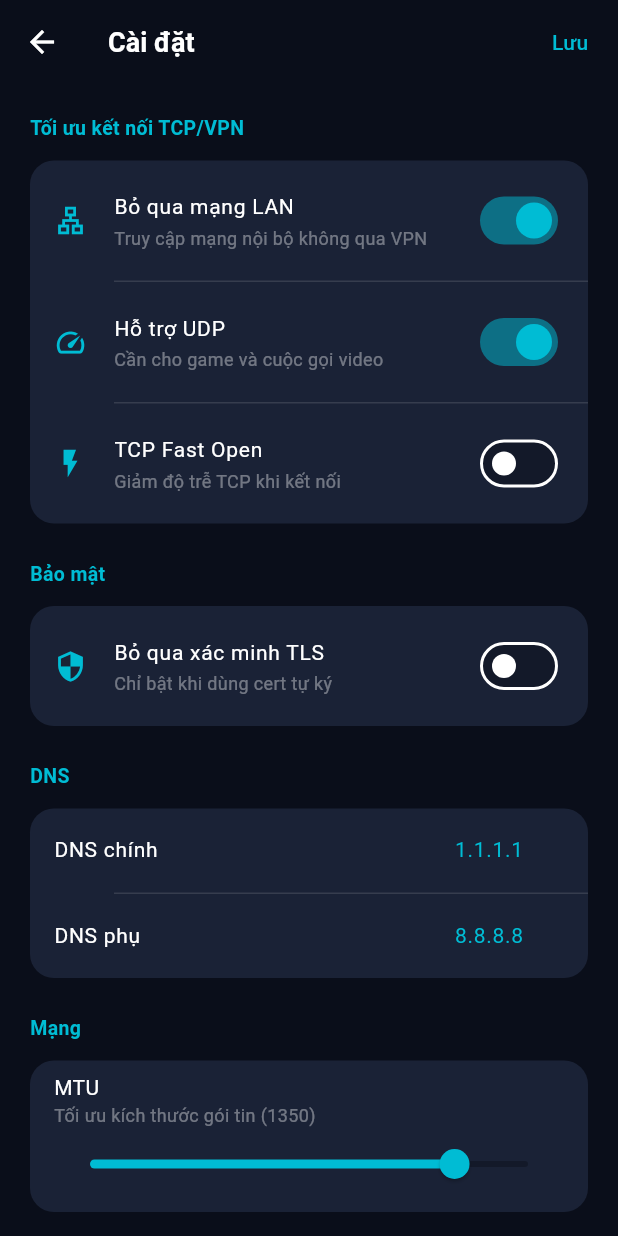
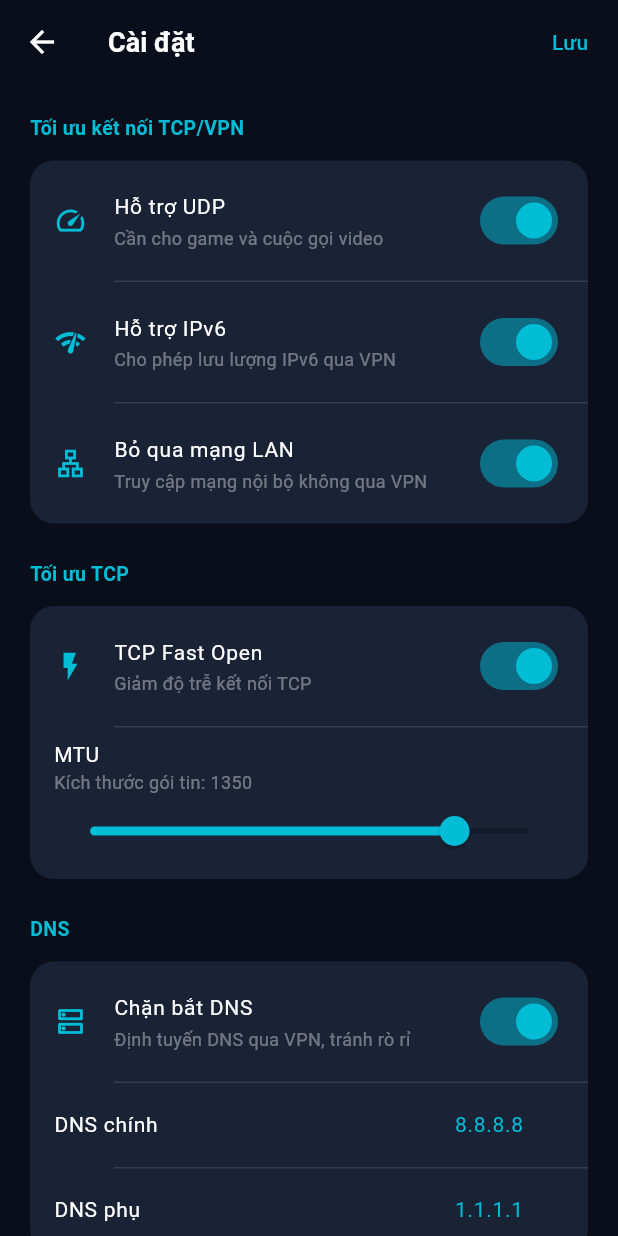
Before and after one commit to Cuong0k/apk1, a Flutter app: the SettingsScreen screen opened directly, on a phone screen of 412 x 824 dp. Run offline on Flutter 3.47's test engine with Material 3 defaults, Android fonts, the phone set to English and light mode, and no system bars; our stand-ins replace dio, shared_preferences; missing offline and left inert: flutter_v2ray; accounts and stored records are empty.

Commit message:
fix: use FlutterV2ray.parseFromURL (correct API for 1.0.10), update settings defaults and UI

```diff
--- a/lib/providers/vpn_provider.dart
+++ b/lib/providers/vpn_provider.dart
@@ -94,7 +94,7 @@ class VpnProvider extends ChangeNotifier {
       final String config;
       if (_nativeProtocols.contains(_selected!.protocol)) {
         // Dùng flutter_v2ray URL parser cho VLESS/VMess/Trojan/SS
-        final v2rayUrl = V2RayURL.parseURL(_selected!.rawUri);
+        final v2rayUrl = FlutterV2ray.parseFromURL(_selected!.rawUri);
         config = v2rayUrl.getFullConfiguration(
           proxyOnly: false,
           bypassLan: _settings['domain_bypass'] ?? true,
--- a/lib/screens/settings_screen.dart
+++ b/lib/screens/settings_screen.dart
@@ -60,14 +60,6 @@ class _SettingsScreenState extends State<SettingsScreen> {
             child: Column(
               children: [
                 _SwitchTile(
-                  title: 'Bỏ qua mạng LAN',
-                  subtitle: 'Truy cập mạng nội bộ không qua VPN',
-                  icon: Icons.lan_outlined,
-                  value: _settings['domain_bypass'] ?? true,
-                  onChanged: (v) => setState(() => _settings['domain_bypass'] = v),
-                ),
-                _Divider(),
-                _SwitchTile(
                   title: 'Hỗ trợ UDP',
                   subtitle: 'Cần cho game và cuộc gọi video',
                   icon: Icons.speed_outlined,
@@ -76,27 +68,45 @@ class _SettingsScreenState extends State<SettingsScreen> {
                 ),
                 _Divider(),
                 _SwitchTile(
-                  title: 'TCP Fast Open',
-                  subtitle: 'Giảm độ trễ TCP khi kết nối',
-                  icon: Icons.flash_on_outlined,
-                  value: _settings['tcp_fast_open'] ?? false,
-                  onChanged: (v) => setState(() => _settings['tcp_fast_open'] = v),
+                  title: 'Hỗ trợ IPv6',
+                  subtitle: 'Cho phép lưu lượng IPv6 qua VPN',
+                  icon: Icons.network_check_outlined,
+                  value: _settings['ipv6_enabled'] ?? true,
+                  onChanged: (v) => setState(() => _settings['ipv6_enabled'] = v),
+                ),
+                _Divider(),
+                _SwitchTile(
+                  title: 'Bỏ qua mạng LAN',
+                  subtitle: 'Truy cập mạng nội bộ không qua VPN',
+                  icon: Icons.lan_outlined,
+                  value: _settings['domain_bypass'] ?? true,
+                  onChanged: (v) => setState(() => _settings['domain_bypass'] = v),
                 ),
               ],
             ),
           ),
 
           const SizedBox(height: 16),
-          _SectionHeader('Bảo mật'),
+          _SectionHeader('Tối ưu TCP'),
           Card(
             child: Column(
               children: [
                 _SwitchTile(
-                  title: 'Bỏ qua xác minh TLS',
-                  subtitle: 'Chỉ bật khi dùng cert tự ký',
-                  icon: Icons.security_outlined,
-                  value: _settings['allow_insecure'] ?? false,
-                  onChanged: (v) => setState(() => _settings['allow_insecure'] = v),
+                  title: 'TCP Fast Open',
+                  subtitle: 'Giảm độ trễ kết nối TCP',
+                  icon: Icons.flash_on_outlined,
+                  value: _settings['tcp_fast_open'] ?? true,
+                  onChanged: (v) => setState(() => _settings['tcp_fast_open'] = v),
+                ),
+                _Divider(),
+                _SliderTile(
+                  title: 'MTU',
+                  subtitle: 'Kích thước gói tin: ${_settings['mtu'] ?? 1350}',
+                  value: (_settings['mtu'] ?? 1350).toDouble(),
+                  min: 576,
+                  max: 1500,
+                  divisions: 92,
+                  onChanged: (v) => setState(() => _settings['mtu'] = v.round()),
                 ),
               ],
             ),
@@ -107,15 +117,23 @@ class _SettingsScreenState extends State<SettingsScreen> {
           Card(
             child: Column(
               children: [
+                _SwitchTile(
+                  title: 'Chặn bắt DNS',
+                  subtitle: 'Định tuyến DNS qua VPN, tránh rò rỉ',
+                  icon: Icons.dns_outlined,
+                  value: _settings['dns_hijack'] ?? true,
+                  onChanged: (v) => setState(() => _settings['dns_hijack'] = v),
+                ),
+                _Divider(),
                 _TextTile(
                   title: 'DNS chính',
-                  value: _settings['dns_primary'] ?? '1.1.1.1',
+                  value: _settings['dns_primary'] ?? '8.8.8.8',
                   onChanged: (v) => setState(() => _settings['dns_primary'] = v),
                 ),
                 _Divider(),
                 _TextTile(
                   title: 'DNS phụ',
-                  value: _settings['dns_secondary'] ?? '8.8.8.8',
+                  value: _settings['dns_secondary'] ?? '1.1.1.1',
                   onChanged: (v) => setState(() => _settings['dns_secondary'] = v),
                 ),
               ],
@@ -123,16 +141,14 @@ class _SettingsScreenState extends State<SettingsScreen> {
           ),
 
           const SizedBox(height: 16),
-          _SectionHeader('Mạng'),
+          _SectionHeader('Bảo mật'),
           Card(
-            child: _SliderTile(
-              title: 'MTU',
-              subtitle: 'Tối ưu kích thước gói tin (${_settings['mtu'] ?? 1350})',
-              value: (_settings['mtu'] ?? 1350).toDouble(),
-              min: 576,
-              max: 1500,
-              divisions: 92,
-              onChanged: (v) => setState(() => _settings['mtu'] = v.round()),
+            child: _SwitchTile(
+              title: 'Bỏ qua xác minh TLS',
+              subtitle: 'Chỉ bật khi dùng cert tự ký',
+              icon: Icons.security_outlined,
+              value: _settings['allow_insecure'] ?? false,
+              onChanged: (v) => setState(() => _settings['allow_insecure'] = v),
             ),
           ),
 
--- a/lib/services/storage_service.dart
+++ b/lib/services/storage_service.dart
@@ -74,10 +74,12 @@ class StorageService {
   static Map<String, dynamic> _defaultSettings() => {
     'mtu': 1350,
     'udp_enabled': true,
+    'ipv6_enabled': true,
     'domain_bypass': true,
-    'dns_primary': '1.1.1.1',
-    'dns_secondary': '8.8.8.8',
-    'tcp_fast_open': false,
+    'dns_primary': '8.8.8.8',
+    'dns_secondary': '1.1.1.1',
+    'tcp_fast_open': true,
     'allow_insecure': false,
+    'dns_hijack': true,
   };
 }
```
